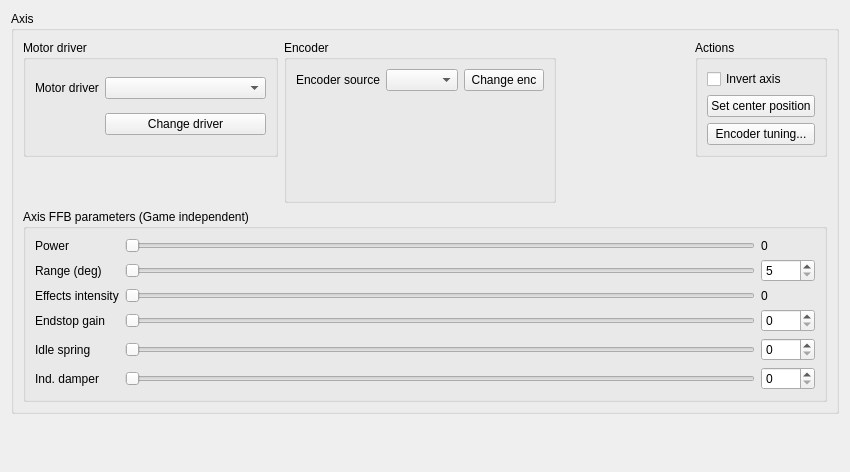
Old version of the form res/axis_ui.ui in the repository Ultrawipf/OpenFFBoard-configurator.
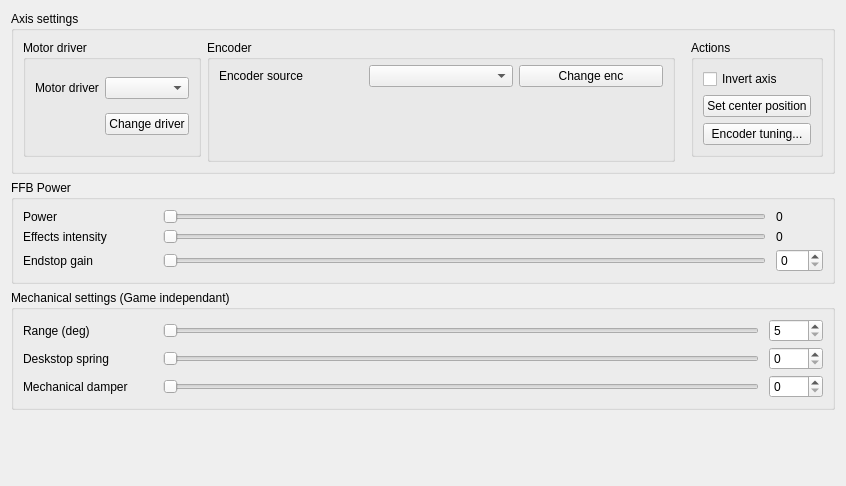
New version of the form.

Commit message: UI tuning : reduce heigh and regroup items.

The edit to the form file:
```diff
--- a/res/axis_ui.ui
+++ b/res/axis_ui.ui
@@ -6,29 +6,32 @@
    <rect>
     <x>0</x>
     <y>0</y>
-    <width>850</width>
-    <height>472</height>
+    <width>846</width>
+    <height>486</height>
    </rect>
   </property>
   <property name="windowTitle">
    <string>Form</string>
   </property>
-  <layout class="QVBoxLayout" name="verticalLayout">
-   <item>
+  <layout class="QGridLayout" name="gridLayout_5">
+   <item row="0" column="0">
     <widget class="QGroupBox" name="groupBox">
      <property name="title">
-      <string>Axis</string>
+      <string>Axis settings</string>
      </property>
      <layout class="QGridLayout" name="gridLayout">
-      <item row="1" column="0">
-       <spacer name="verticalSpacer_2">
+      <item row="0" column="2" rowspan="2">
+       <spacer name="horizontalSpacer">
         <property name="orientation">
-         <enum>Qt::Vertical</enum>
+         <enum>Qt::Horizontal</enum>
+        </property>
+        <property name="sizeType">
+         <enum>QSizePolicy::Expanding</enum>
         </property>
         <property name="sizeHint" stdset="0">
          <size>
-          <width>20</width>
-          <height>40</height>
+          <width>10</width>
+          <height>10</height>
          </size>
         </property>
        </spacer>
@@ -38,10 +41,29 @@
         <property name="orientation">
          <enum>Qt::Vertical</enum>
         </property>
+        <property name="sizeType">
+         <enum>QSizePolicy::Preferred</enum>
+        </property>
         <property name="sizeHint" stdset="0">
          <size>
           <width>20</width>
-          <height>40</height>
+          <height>5</height>
+         </size>
+        </property>
+       </spacer>
+      </item>
+      <item row="1" column="0">
+       <spacer name="verticalSpacer_2">
+        <property name="orientation">
+         <enum>Qt::Vertical</enum>
+        </property>
+        <property name="sizeType">
+         <enum>QSizePolicy::Minimum</enum>
+        </property>
+        <property name="sizeHint" stdset="0">
+         <size>
+          <width>20</width>
+          <height>5</height>
          </size>
         </property>
        </spacer>
@@ -91,8 +113,8 @@
       <item row="0" column="0">
        <widget class="QGroupBox" name="groupBox_hardware">
         <property name="sizePolicy">
-         <sizepolicy hsizetype="MinimumExpanding" vsizetype="MinimumExpanding">
-          <horstretch>2</horstretch>
+         <sizepolicy hsizetype="Preferred" vsizetype="Preferred">
+          <horstretch>0</horstretch>
           <verstretch>0</verstretch>
          </sizepolicy>
         </property>
@@ -105,6 +127,9 @@
            <property name="orientation">
             <enum>Qt::Horizontal</enum>
            </property>
+           <property name="sizeType">
+            <enum>QSizePolicy::Minimum</enum>
+           </property>
            <property name="sizeHint" stdset="0">
             <size>
              <width>40</width>
@@ -123,7 +148,7 @@
          <item row="0" column="1">
           <widget class="QComboBox" name="comboBox_driver">
            <property name="sizePolicy">
-            <sizepolicy hsizetype="Expanding" vsizetype="Fixed">
+            <sizepolicy hsizetype="Preferred" vsizetype="Fixed">
              <horstretch>2</horstretch>
              <verstretch>0</verstretch>
             </sizepolicy>
@@ -140,264 +165,6 @@
         </layout>
        </widget>
       </item>
-      <item row="2" column="0" rowspan="2" colspan="4">
-       <widget class="QGroupBox" name="groupBox_values">
-        <property name="sizePolicy">
-         <sizepolicy hsizetype="Preferred" vsizetype="Preferred">
-          <horstretch>1</horstretch>
-          <verstretch>0</verstretch>
-         </sizepolicy>
-        </property>
-        <property name="title">
-         <string>Axis FFB parameters (Game independent)</string>
-        </property>
-        <layout class="QGridLayout" name="gridLayout_3">
-         <item row="4" column="2">
-          <widget class="QSlider" name="horizontalSlider_idle">
-           <property name="toolTip">
-            <string>&lt;html&gt;&lt;head/&gt;&lt;body&gt;&lt;p&gt;Centering force when FFB is inactive&lt;/p&gt;&lt;/body&gt;&lt;/html&gt;</string>
-           </property>
-           <property name="maximum">
-            <number>255</number>
-           </property>
-           <property name="value">
-            <number>0</number>
-           </property>
-           <property name="sliderPosition">
-            <number>0</number>
-           </property>
-           <property name="orientation">
-            <enum>Qt::Horizontal</enum>
-           </property>
-          </widget>
-         </item>
-         <item row="4" column="3">
-          <widget class="QSpinBox" name="spinBox_idlespring">
-           <property name="suffix">
-            <string/>
-           </property>
-           <property name="prefix">
-            <string/>
-           </property>
-           <property name="maximum">
-            <number>255</number>
-           </property>
-          </widget>
-         </item>
-         <item row="5" column="0">
-          <widget class="QLabel" name="label_damper">
-           <property name="toolTip">
-            <string>&lt;html&gt;&lt;head/&gt;&lt;body&gt;&lt;p&gt;Independent damper is an always on damper effect to smooth out acceleration spikes&lt;/p&gt;&lt;/body&gt;&lt;/html&gt;</string>
-           </property>
-           <property name="text">
-            <string>Ind. damper</string>
-           </property>
-          </widget>
-         </item>
-         <item row="0" column="0">
-          <widget class="QLabel" name="label_3">
-           <property name="toolTip">
-            <string>&lt;html&gt;&lt;head/&gt;&lt;body&gt;&lt;p&gt;Maximum strength of FFB&lt;/p&gt;&lt;/body&gt;&lt;/html&gt;</string>
-           </property>
-           <property name="text">
-            <string>Power</string>
-           </property>
-          </widget>
-         </item>
-         <item row="0" column="2">
-          <widget class="QSlider" name="horizontalSlider_power">
-           <property name="toolTip">
-            <string>&lt;html&gt;&lt;head/&gt;&lt;body&gt;&lt;p&gt;Maximum strength of FFB&lt;/p&gt;&lt;/body&gt;&lt;/html&gt;</string>
-           </property>
-           <property name="maximum">
-            <number>30000</number>
-           </property>
-           <property name="singleStep">
-            <number>1</number>
-           </property>
-           <property name="pageStep">
-            <number>100</number>
-           </property>
-           <property name="tracking">
-            <bool>true</bool>
-           </property>
-           <property name="orientation">
-            <enum>Qt::Horizontal</enum>
-           </property>
-           <property name="tickPosition">
-            <enum>QSlider::NoTicks</enum>
-           </property>
-           <property name="tickInterval">
-            <number>100</number>
-           </property>
-          </widget>
-         </item>
-         <item row="2" column="2">
-          <widget class="QSlider" name="horizontalSlider_fxratio">
-           <property name="toolTip">
-            <string>&lt;html&gt;&lt;head/&gt;&lt;body&gt;&lt;p&gt;High = Effects and endstop have the same peak torque. Low = effect peak is reduced to make endstop more prominent&lt;/p&gt;&lt;/body&gt;&lt;/html&gt;</string>
-           </property>
-           <property name="minimum">
-            <number>102</number>
-           </property>
-           <property name="maximum">
-            <number>255</number>
-           </property>
-           <property name="value">
-            <number>102</number>
-           </property>
-           <property name="sliderPosition">
-            <number>102</number>
-           </property>
-           <property name="orientation">
-            <enum>Qt::Horizontal</enum>
-           </property>
-          </widget>
-         </item>
-         <item row="1" column="2">
-          <widget class="QSlider" name="horizontalSlider_degrees">
-           <property name="minimum">
-            <number>5</number>
-           </property>
-           <property name="maximum">
-            <number>1080</number>
-           </property>
-           <property name="sliderPosition">
-            <number>5</number>
-           </property>
-           <property name="tracking">
-            <bool>true</bool>
-           </property>
-           <property name="orientation">
-            <enum>Qt::Horizontal</enum>
-           </property>
-           <property name="tickPosition">
-            <enum>QSlider::NoTicks</enum>
-           </property>
-           <property name="tickInterval">
-            <number>10</number>
-           </property>
-          </widget>
-         </item>
-         <item row="1" column="0">
-          <widget class="QLabel" name="label_5">
-           <property name="toolTip">
-            <string>&lt;html&gt;&lt;head/&gt;&lt;body&gt;&lt;p&gt;Degrees of rotation&lt;/p&gt;&lt;/body&gt;&lt;/html&gt;</string>
-           </property>
-           <property name="text">
-            <string>Range (deg)</string>
-           </property>
-          </widget>
-         </item>
-         <item row="0" column="3">
-          <widget class="QLabel" name="label_power">
-           <property name="minimumSize">
-            <size>
-             <width>30</width>
-             <height>0</height>
-            </size>
-           </property>
-           <property name="text">
-            <string>0</string>
-           </property>
-          </widget>
-         </item>
-         <item row="2" column="0">
-          <widget class="QLabel" name="label_9">
-           <property name="toolTip">
-            <string>&lt;html&gt;&lt;head/&gt;&lt;body&gt;&lt;p&gt;High = Effects and endstop have the same peak torque. Low = effect peak is reduced to make endstop more prominent&lt;/p&gt;&lt;/body&gt;&lt;/html&gt;</string>
-           </property>
-           <property name="text">
-            <string>Effects intensity</string>
-           </property>
-          </widget>
-         </item>
-         <item row="3" column="3">
-          <widget class="QSpinBox" name="spinBox_esgain">
-           <property name="suffix">
-            <string/>
-           </property>
-           <property name="maximum">
-            <number>255</number>
-           </property>
-          </widget>
-         </item>
-         <item row="3" column="0">
-          <widget class="QLabel" name="label_10">
-           <property name="toolTip">
-            <string>&lt;html&gt;&lt;head/&gt;&lt;body&gt;&lt;p&gt;How stiff the endstop should be (Tune to taste while keeping noise low)&lt;/p&gt;&lt;/body&gt;&lt;/html&gt;</string>
-           </property>
-           <property name="text">
-            <string>Endstop gain</string>
-           </property>
-          </widget>
-         </item>
-         <item row="2" column="3">
-          <widget class="QLabel" name="label_fxratio">
-           <property name="text">
-            <string>0</string>
-           </property>
-          </widget>
-         </item>
-         <item row="3" column="2">
-          <widget class="QSlider" name="horizontalSlider_esgain">
-           <property name="toolTip">
-            <string>&lt;html&gt;&lt;head/&gt;&lt;body&gt;&lt;p&gt;How stiff the endstop should be (Tune to taste while keeping noise low)&lt;/p&gt;&lt;/body&gt;&lt;/html&gt;</string>
-           </property>
-           <property name="maximum">
-            <number>255</number>
-           </property>
-           <property name="orientation">
-            <enum>Qt::Horizontal</enum>
-           </property>
-          </widget>
-         </item>
-         <item row="1" column="3">
-          <widget class="QSpinBox" name="spinBox_range">
-           <property name="suffix">
-            <string/>
-           </property>
-           <property name="minimum">
-            <number>5</number>
-           </property>
-           <property name="maximum">
-            <number>1080</number>
-           </property>
-          </widget>
-         </item>
-         <item row="4" column="0">
-          <widget class="QLabel" name="label_8">
-           <property name="toolTip">
-            <string>&lt;html&gt;&lt;head/&gt;&lt;body&gt;&lt;p&gt;Centering force when FFB is inactive&lt;/p&gt;&lt;/body&gt;&lt;/html&gt;</string>
-           </property>
-           <property name="text">
-            <string>Idle spring</string>
-           </property>
-          </widget>
-         </item>
-         <item row="5" column="2">
-          <widget class="QSlider" name="horizontalSlider_damper">
-           <property name="toolTip">
-            <string>&lt;html&gt;&lt;head/&gt;&lt;body&gt;&lt;p&gt;Independent damper is an always on damper effect to smooth out acceleration spikes&lt;/p&gt;&lt;/body&gt;&lt;/html&gt;</string>
-           </property>
-           <property name="maximum">
-            <number>255</number>
-           </property>
-           <property name="orientation">
-            <enum>Qt::Horizontal</enum>
-           </property>
-          </widget>
-         </item>
-         <item row="5" column="3">
-          <widget class="QSpinBox" name="spinBox_damper">
-           <property name="maximum">
-            <number>255</number>
-           </property>
-          </widget>
-         </item>
-        </layout>
-       </widget>
-      </item>
       <item row="0" column="1" rowspan="2">
        <widget class="QGroupBox" name="groupBox_encoder">
         <property name="sizePolicy">
@@ -410,6 +177,15 @@
          <string>Encoder</string>
         </property>
         <layout class="QGridLayout" name="gridLayout_4">
+         <property name="topMargin">
+          <number>5</number>
+         </property>
+         <property name="bottomMargin">
+          <number>5</number>
+         </property>
+         <property name="verticalSpacing">
+          <number>5</number>
+         </property>
          <item row="0" column="0">
           <widget class="QLabel" name="label_2">
            <property name="text">
@@ -458,26 +234,262 @@
         </layout>
        </widget>
       </item>
+     </layout>
+    </widget>
+   </item>
+   <item row="2" column="0">
+    <widget class="QGroupBox" name="groupBox_3">
+     <property name="title">
+      <string>Mechanical settings (Game independant)</string>
+     </property>
+     <layout class="QGridLayout" name="gridLayout_6" rowstretch="0,0,0" columnstretch="0,0,0" columnminimumwidth="130,0,0">
+      <property name="horizontalSpacing">
+       <number>10</number>
+      </property>
+      <property name="verticalSpacing">
+       <number>5</number>
+      </property>
+      <item row="2" column="0">
+       <widget class="QLabel" name="label_damper">
+        <property name="toolTip">
+         <string>&lt;html&gt;&lt;head/&gt;&lt;body&gt;&lt;p&gt;Independent damper is an always on damper effect to smooth out acceleration spikes&lt;/p&gt;&lt;/body&gt;&lt;/html&gt;</string>
+        </property>
+        <property name="text">
+         <string>Mechanical damper</string>
+        </property>
+       </widget>
+      </item>
+      <item row="2" column="1">
+       <widget class="QSlider" name="horizontalSlider_damper">
+        <property name="toolTip">
+         <string>&lt;html&gt;&lt;head/&gt;&lt;body&gt;&lt;p&gt;Independent damper is an always on damper effect to smooth out acceleration spikes&lt;/p&gt;&lt;/body&gt;&lt;/html&gt;</string>
+        </property>
+        <property name="maximum">
+         <number>255</number>
+        </property>
+        <property name="orientation">
+         <enum>Qt::Horizontal</enum>
+        </property>
+       </widget>
+      </item>
+      <item row="1" column="0">
+       <widget class="QLabel" name="label_8">
+        <property name="toolTip">
+         <string>&lt;html&gt;&lt;head/&gt;&lt;body&gt;&lt;p&gt;Centering force when FFB is inactive&lt;/p&gt;&lt;/body&gt;&lt;/html&gt;</string>
+        </property>
+        <property name="text">
+         <string>Deskstop spring</string>
+        </property>
+       </widget>
+      </item>
       <item row="0" column="2">
-       <spacer name="horizontalSpacer">
+       <widget class="QSpinBox" name="spinBox_range">
+        <property name="suffix">
+         <string/>
+        </property>
+        <property name="minimum">
+         <number>5</number>
+        </property>
+        <property name="maximum">
+         <number>1080</number>
+        </property>
+       </widget>
+      </item>
+      <item row="2" column="2">
+       <widget class="QSpinBox" name="spinBox_damper">
+        <property name="maximum">
+         <number>255</number>
+        </property>
+       </widget>
+      </item>
+      <item row="1" column="2">
+       <widget class="QSpinBox" name="spinBox_idlespring">
+        <property name="suffix">
+         <string/>
+        </property>
+        <property name="prefix">
+         <string/>
+        </property>
+        <property name="maximum">
+         <number>255</number>
+        </property>
+       </widget>
+      </item>
+      <item row="1" column="1">
+       <widget class="QSlider" name="horizontalSlider_idle">
+        <property name="toolTip">
+         <string>&lt;html&gt;&lt;head/&gt;&lt;body&gt;&lt;p&gt;Centering force when FFB is inactive&lt;/p&gt;&lt;/body&gt;&lt;/html&gt;</string>
+        </property>
+        <property name="maximum">
+         <number>255</number>
+        </property>
+        <property name="value">
+         <number>0</number>
+        </property>
+        <property name="sliderPosition">
+         <number>0</number>
+        </property>
         <property name="orientation">
          <enum>Qt::Horizontal</enum>
         </property>
-        <property name="sizeType">
-         <enum>QSizePolicy::MinimumExpanding</enum>
+       </widget>
+      </item>
+      <item row="0" column="0">
+       <widget class="QLabel" name="label_5">
+        <property name="toolTip">
+         <string>&lt;html&gt;&lt;head/&gt;&lt;body&gt;&lt;p&gt;Degrees of rotation&lt;/p&gt;&lt;/body&gt;&lt;/html&gt;</string>
         </property>
-        <property name="sizeHint" stdset="0">
+        <property name="text">
+         <string>Range (deg)</string>
+        </property>
+       </widget>
+      </item>
+      <item row="0" column="1">
+       <widget class="QSlider" name="horizontalSlider_degrees">
+        <property name="minimum">
+         <number>5</number>
+        </property>
+        <property name="maximum">
+         <number>1080</number>
+        </property>
+        <property name="orientation">
+         <enum>Qt::Horizontal</enum>
+        </property>
+       </widget>
+      </item>
+     </layout>
+    </widget>
+   </item>
+   <item row="1" column="0">
+    <widget class="QGroupBox" name="groupBox_values">
+     <property name="sizePolicy">
+      <sizepolicy hsizetype="Preferred" vsizetype="Preferred">
+       <horstretch>0</horstretch>
+       <verstretch>0</verstretch>
+      </sizepolicy>
+     </property>
+     <property name="title">
+      <string>FFB Power</string>
+     </property>
+     <layout class="QGridLayout" name="gridLayout_3" columnminimumwidth="130,0,0">
+      <property name="horizontalSpacing">
+       <number>10</number>
+      </property>
+      <property name="verticalSpacing">
+       <number>5</number>
+      </property>
+      <item row="2" column="1">
+       <widget class="QSlider" name="horizontalSlider_esgain">
+        <property name="sizePolicy">
+         <sizepolicy hsizetype="Expanding" vsizetype="Fixed">
+          <horstretch>0</horstretch>
+          <verstretch>0</verstretch>
+         </sizepolicy>
+        </property>
+        <property name="toolTip">
+         <string>&lt;html&gt;&lt;head/&gt;&lt;body&gt;&lt;p&gt;How stiff the endstop should be (Tune to taste while keeping noise low)&lt;/p&gt;&lt;/body&gt;&lt;/html&gt;</string>
+        </property>
+        <property name="maximum">
+         <number>255</number>
+        </property>
+        <property name="orientation">
+         <enum>Qt::Horizontal</enum>
+        </property>
+       </widget>
+      </item>
+      <item row="1" column="1">
+       <widget class="QSlider" name="horizontalSlider_fxratio">
+        <property name="toolTip">
+         <string>&lt;html&gt;&lt;head/&gt;&lt;body&gt;&lt;p&gt;High = Effects and endstop have the same peak torque. Low = effect peak is reduced to make endstop more prominent&lt;/p&gt;&lt;/body&gt;&lt;/html&gt;</string>
+        </property>
+        <property name="minimum">
+         <number>102</number>
+        </property>
+        <property name="maximum">
+         <number>255</number>
+        </property>
+        <property name="value">
+         <number>102</number>
+        </property>
+        <property name="sliderPosition">
+         <number>102</number>
+        </property>
+        <property name="orientation">
+         <enum>Qt::Horizontal</enum>
+        </property>
+       </widget>
+      </item>
+      <item row="0" column="2">
+       <widget class="QLabel" name="label_power">
+        <property name="minimumSize">
          <size>
-          <width>10</width>
-          <height>10</height>
+          <width>30</width>
+          <height>0</height>
          </size>
         </property>
-       </spacer>
+        <property name="text">
+         <string>0</string>
+        </property>
+       </widget>
+      </item>
+      <item row="2" column="2">
+       <widget class="QSpinBox" name="spinBox_esgain">
+        <property name="suffix">
+         <string/>
+        </property>
+        <property name="maximum">
+         <number>255</number>
+        </property>
+       </widget>
+      </item>
+      <item row="0" column="0">
+       <widget class="QLabel" name="label_4">
+        <property name="text">
+         <string>Power</string>
+        </property>
+       </widget>
+      </item>
+      <item row="0" column="1">
+       <widget class="QSlider" name="horizontalSlider_power">
+        <property name="maximum">
+         <number>30000</number>
+        </property>
+        <property name="pageStep">
+         <number>100</number>
+        </property>
+        <property name="orientation">
+         <enum>Qt::Horizontal</enum>
+        </property>
+        <property name="tickInterval">
+         <number>100</number>
+        </property>
+       </widget>
+      </item>
+      <item row="2" column="0">
+       <widget class="QLabel" name="label_7">
+        <property name="text">
+         <string>Endstop gain</string>
+        </property>
+       </widget>
+      </item>
+      <item row="1" column="2">
+       <widget class="QLabel" name="label_fxratio">
+        <property name="text">
+         <string>0</string>
+        </property>
+       </widget>
+      </item>
+      <item row="1" column="0">
+       <widget class="QLabel" name="label_6">
+        <property name="text">
+         <string>Effects intensity</string>
+        </property>
+       </widget>
       </item>
      </layout>
     </widget>
    </item>
-   <item>
+   <item row="3" column="0">
     <spacer name="verticalSpacer">
      <property name="orientation">
       <enum>Qt::Vertical</enum>
@@ -485,7 +497,7 @@
      <property name="sizeHint" stdset="0">
       <size>
        <width>20</width>
-       <height>0</height>
+       <height>10</height>
       </size>
      </property>
     </spacer>
```
Left out of the diff: 16 changed lines with no effect on the pictures. The commit also changes 5 other files.
